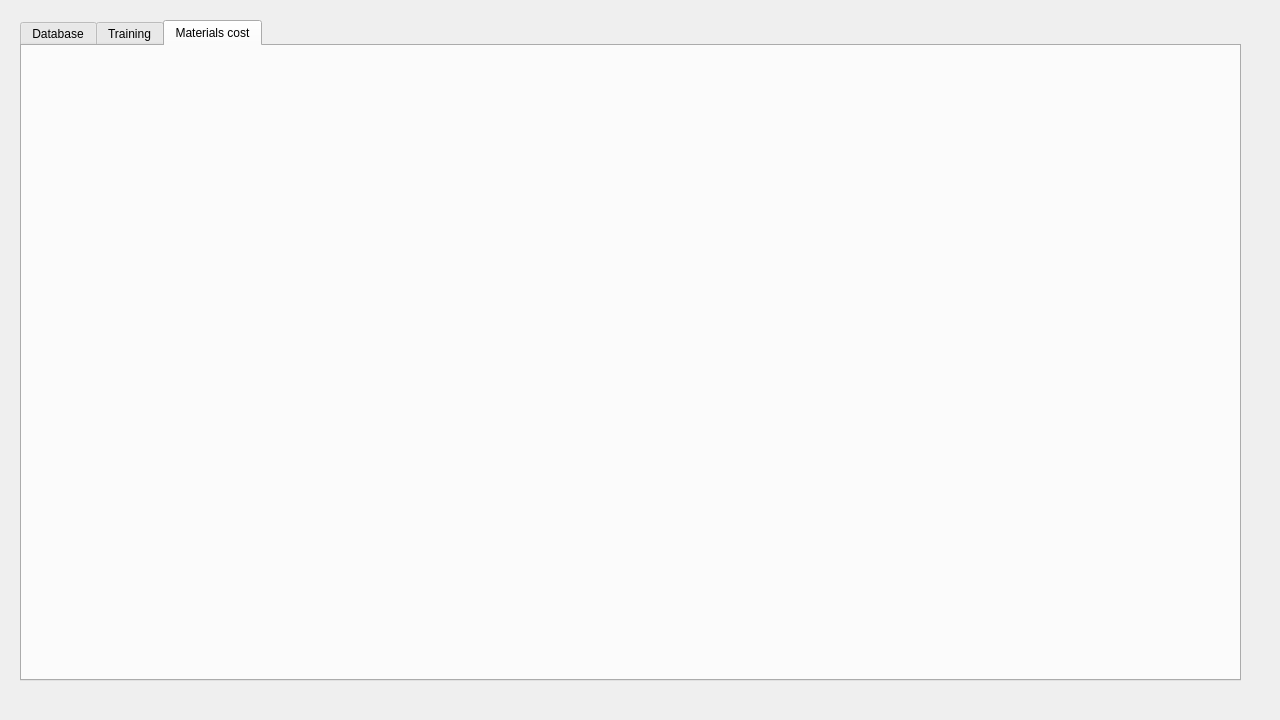
crimvael/genshin_calculator, file genshin_calculator.ui: the form before one commit.
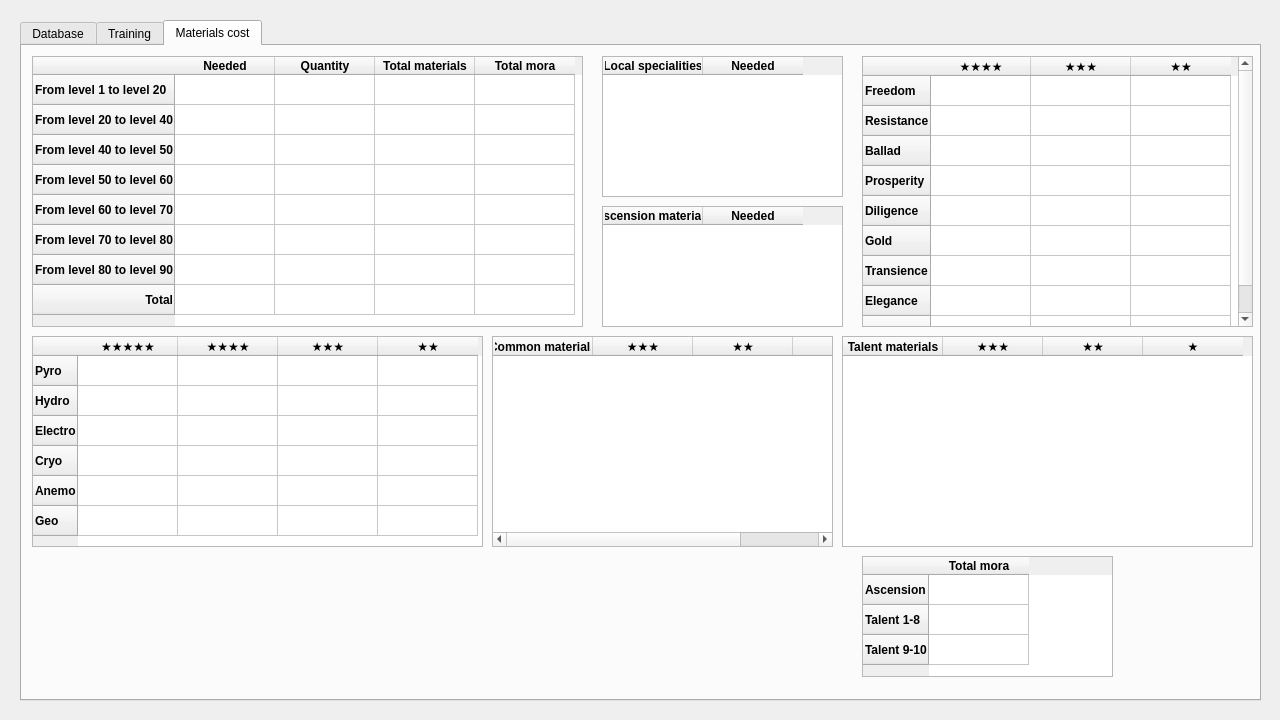
The form after the commit. The open tabs and pages were chosen to show the change.

The edit to the form file:
```diff
--- a/genshin_calculator.ui
+++ b/genshin_calculator.ui
@@ -37,8 +37,8 @@
      <rect>
       <x>20</x>
       <y>20</y>
-      <width>1221</width>
-      <height>661</height>
+      <width>1241</width>
+      <height>681</height>
      </rect>
     </property>
     <property name="autoFillBackground">
@@ -1294,6 +1294,702 @@
      <attribute name="title">
       <string>Materials cost</string>
      </attribute>
+     <widget class="QTableWidget" name="tableWidget_4">
+      <property name="geometry">
+       <rect>
+        <x>10</x>
+        <y>10</y>
+        <width>551</width>
+        <height>271</height>
+       </rect>
+      </property>
+      <property name="editTriggers">
+       <set>QAbstractItemView::NoEditTriggers</set>
+      </property>
+      <property name="selectionBehavior">
+       <enum>QAbstractItemView::SelectRows</enum>
+      </property>
+      <property name="showGrid">
+       <bool>true</bool>
+      </property>
+      <property name="gridStyle">
+       <enum>Qt::SolidLine</enum>
+      </property>
+      <attribute name="verticalHeaderStretchLastSection">
+       <bool>false</bool>
+      </attribute>
+      <row>
+       <property name="text">
+        <string>From level 1 to level 20</string>
+       </property>
+       <property name="font">
+        <font>
+         <weight>75</weight>
+         <bold>true</bold>
+        </font>
+       </property>
+      </row>
+      <row>
+       <property name="text">
+        <string>From level 20 to level 40</string>
+       </property>
+       <property name="font">
+        <font>
+         <weight>75</weight>
+         <bold>true</bold>
+        </font>
+       </property>
+      </row>
+      <row>
+       <property name="text">
+        <string>From level 40 to level 50</string>
+       </property>
+       <property name="font">
+        <font>
+         <weight>75</weight>
+         <bold>true</bold>
+        </font>
+       </property>
+      </row>
+      <row>
+       <property name="text">
+        <string>From level 50 to level 60</string>
+       </property>
+       <property name="font">
+        <font>
+         <weight>75</weight>
+         <bold>true</bold>
+        </font>
+       </property>
+      </row>
+      <row>
+       <property name="text">
+        <string>From level 60 to level 70</string>
+       </property>
+       <property name="font">
+        <font>
+         <weight>75</weight>
+         <bold>true</bold>
+        </font>
+       </property>
+      </row>
+      <row>
+       <property name="text">
+        <string>From level 70 to level 80</string>
+       </property>
+       <property name="font">
+        <font>
+         <weight>75</weight>
+         <bold>true</bold>
+        </font>
+       </property>
+      </row>
+      <row>
+       <property name="text">
+        <string>From level 80 to level 90</string>
+       </property>
+       <property name="font">
+        <font>
+         <weight>75</weight>
+         <bold>true</bold>
+        </font>
+       </property>
+      </row>
+      <row>
+       <property name="text">
+        <string>Total</string>
+       </property>
+       <property name="font">
+        <font>
+         <weight>75</weight>
+         <bold>true</bold>
+        </font>
+       </property>
+       <property name="textAlignment">
+        <set>AlignTrailing|AlignVCenter</set>
+       </property>
+      </row>
+      <column>
+       <property name="text">
+        <string>Needed</string>
+       </property>
+       <property name="font">
+        <font>
+         <weight>75</weight>
+         <bold>true</bold>
+        </font>
+       </property>
+      </column>
+      <column>
+       <property name="text">
+        <string>Quantity</string>
+       </property>
+       <property name="font">
+        <font>
+         <weight>75</weight>
+         <bold>true</bold>
+        </font>
+       </property>
+      </column>
+      <column>
+       <property name="text">
+        <string>Total materials</string>
+       </property>
+       <property name="font">
+        <font>
+         <weight>75</weight>
+         <bold>true</bold>
+        </font>
+       </property>
+      </column>
+      <column>
+       <property name="text">
+        <string>Total mora</string>
+       </property>
+       <property name="font">
+        <font>
+         <weight>75</weight>
+         <bold>true</bold>
+        </font>
+       </property>
+      </column>
+     </widget>
+     <widget class="QTableWidget" name="tableWidget_5">
+      <property name="geometry">
+       <rect>
+        <x>580</x>
+        <y>10</y>
+        <width>241</width>
+        <height>141</height>
+       </rect>
+      </property>
+      <property name="editTriggers">
+       <set>QAbstractItemView::NoEditTriggers</set>
+      </property>
+      <column>
+       <property name="text">
+        <string>Local specialities</string>
+       </property>
+       <property name="font">
+        <font>
+         <weight>75</weight>
+         <bold>true</bold>
+        </font>
+       </property>
+      </column>
+      <column>
+       <property name="text">
+        <string>Needed</string>
+       </property>
+       <property name="font">
+        <font>
+         <weight>75</weight>
+         <bold>true</bold>
+        </font>
+       </property>
+      </column>
+     </widget>
+     <widget class="QTableWidget" name="tableWidget_6">
+      <property name="geometry">
+       <rect>
+        <x>580</x>
+        <y>160</y>
+        <width>241</width>
+        <height>121</height>
+       </rect>
+      </property>
+      <property name="editTriggers">
+       <set>QAbstractItemView::NoEditTriggers</set>
+      </property>
+      <column>
+       <property name="text">
+        <string>Ascension materials</string>
+       </property>
+       <property name="font">
+        <font>
+         <weight>75</weight>
+         <bold>true</bold>
+        </font>
+       </property>
+      </column>
+      <column>
+       <property name="text">
+        <string>Needed</string>
+       </property>
+       <property name="font">
+        <font>
+         <weight>75</weight>
+         <bold>true</bold>
+        </font>
+       </property>
+      </column>
+     </widget>
+     <widget class="QTableWidget" name="tableWidget_7">
+      <property name="geometry">
+       <rect>
+        <x>10</x>
+        <y>290</y>
+        <width>451</width>
+        <height>211</height>
+       </rect>
+      </property>
+      <property name="minimumSize">
+       <size>
+        <width>451</width>
+        <height>0</height>
+       </size>
+      </property>
+      <property name="editTriggers">
+       <set>QAbstractItemView::NoEditTriggers</set>
+      </property>
+      <row>
+       <property name="text">
+        <string>Pyro</string>
+       </property>
+       <property name="font">
+        <font>
+         <weight>75</weight>
+         <bold>true</bold>
+        </font>
+       </property>
+      </row>
+      <row>
+       <property name="text">
+        <string>Hydro</string>
+       </property>
+       <property name="font">
+        <font>
+         <weight>75</weight>
+         <bold>true</bold>
+        </font>
+       </property>
+      </row>
+      <row>
+       <property name="text">
+        <string>Electro</string>
+       </property>
+       <property name="font">
+        <font>
+         <weight>75</weight>
+         <bold>true</bold>
+        </font>
+       </property>
+      </row>
+      <row>
+       <property name="text">
+        <string>Cryo</string>
+       </property>
+       <property name="font">
+        <font>
+         <weight>75</weight>
+         <bold>true</bold>
+        </font>
+       </property>
+      </row>
+      <row>
+       <property name="text">
+        <string>Anemo</string>
+       </property>
+       <property name="font">
+        <font>
+         <weight>75</weight>
+         <bold>true</bold>
+        </font>
+       </property>
+      </row>
+      <row>
+       <property name="text">
+        <string>Geo</string>
+       </property>
+       <property name="font">
+        <font>
+         <weight>75</weight>
+         <bold>true</bold>
+        </font>
+       </property>
+      </row>
+      <column>
+       <property name="text">
+        <string>★★★★★</string>
+       </property>
+       <property name="font">
+        <font>
+         <weight>75</weight>
+         <bold>true</bold>
+        </font>
+       </property>
+      </column>
+      <column>
+       <property name="text">
+        <string>★★★★</string>
+       </property>
+       <property name="font">
+        <font>
+         <weight>75</weight>
+         <bold>true</bold>
+        </font>
+       </property>
+      </column>
+      <column>
+       <property name="text">
+        <string>★★★</string>
+       </property>
+       <property name="font">
+        <font>
+         <weight>75</weight>
+         <bold>true</bold>
+        </font>
+       </property>
+      </column>
+      <column>
+       <property name="text">
+        <string>★★</string>
+       </property>
+       <property name="font">
+        <font>
+         <weight>75</weight>
+         <bold>true</bold>
+        </font>
+       </property>
+      </column>
+     </widget>
+     <widget class="QTableWidget" name="tableWidget_8">
+      <property name="geometry">
+       <rect>
+        <x>840</x>
+        <y>10</y>
+        <width>391</width>
+        <height>271</height>
+       </rect>
+      </property>
+      <property name="editTriggers">
+       <set>QAbstractItemView::NoEditTriggers</set>
+      </property>
+      <row>
+       <property name="text">
+        <string>Freedom</string>
+       </property>
+       <property name="font">
+        <font>
+         <weight>75</weight>
+         <bold>true</bold>
+        </font>
+       </property>
+      </row>
+      <row>
+       <property name="text">
+        <string>Resistance</string>
+       </property>
+       <property name="font">
+        <font>
+         <weight>75</weight>
+         <bold>true</bold>
+        </font>
+       </property>
+      </row>
+      <row>
+       <property name="text">
+        <string>Ballad</string>
+       </property>
+       <property name="font">
+        <font>
+         <weight>75</weight>
+         <bold>true</bold>
+        </font>
+       </property>
+      </row>
+      <row>
+       <property name="text">
+        <string>Prosperity</string>
+       </property>
+       <property name="font">
+        <font>
+         <weight>75</weight>
+         <bold>true</bold>
+        </font>
+       </property>
+      </row>
+      <row>
+       <property name="text">
+        <string>Diligence</string>
+       </property>
+       <property name="font">
+        <font>
+         <weight>75</weight>
+         <bold>true</bold>
+        </font>
+       </property>
+      </row>
+      <row>
+       <property name="text">
+        <string>Gold</string>
+       </property>
+       <property name="font">
+        <font>
+         <weight>75</weight>
+         <bold>true</bold>
+        </font>
+       </property>
+      </row>
+      <row>
+       <property name="text">
+        <string>Transience</string>
+       </property>
+       <property name="font">
+        <font>
+         <weight>75</weight>
+         <bold>true</bold>
+        </font>
+       </property>
+      </row>
+      <row>
+       <property name="text">
+        <string>Elegance</string>
+       </property>
+       <property name="font">
+        <font>
+         <weight>75</weight>
+         <bold>true</bold>
+        </font>
+       </property>
+      </row>
+      <row>
+       <property name="text">
+        <string>Light</string>
+       </property>
+       <property name="font">
+        <font>
+         <weight>75</weight>
+         <bold>true</bold>
+        </font>
+       </property>
+      </row>
+      <column>
+       <property name="text">
+        <string>★★★★</string>
+       </property>
+       <property name="font">
+        <font>
+         <weight>75</weight>
+         <bold>true</bold>
+        </font>
+       </property>
+      </column>
+      <column>
+       <property name="text">
+        <string>★★★</string>
+       </property>
+       <property name="font">
+        <font>
+         <weight>75</weight>
+         <bold>true</bold>
+        </font>
+       </property>
+      </column>
+      <column>
+       <property name="text">
+        <string>★★</string>
+       </property>
+       <property name="font">
+        <font>
+         <weight>75</weight>
+         <bold>true</bold>
+        </font>
+       </property>
+      </column>
+     </widget>
+     <widget class="QTableWidget" name="tableWidget_9">
+      <property name="geometry">
+       <rect>
+        <x>470</x>
+        <y>290</y>
+        <width>341</width>
+        <height>211</height>
+       </rect>
+      </property>
+      <property name="minimumSize">
+       <size>
+        <width>341</width>
+        <height>211</height>
+       </size>
+      </property>
+      <property name="maximumSize">
+       <size>
+        <width>341</width>
+        <height>211</height>
+       </size>
+      </property>
+      <property name="editTriggers">
+       <set>QAbstractItemView::NoEditTriggers</set>
+      </property>
+      <attribute name="horizontalHeaderCascadingSectionResizes">
+       <bool>false</bool>
+      </attribute>
+      <attribute name="horizontalHeaderStretchLastSection">
+       <bool>false</bool>
+      </attribute>
+      <column>
+       <property name="text">
+        <string>Common materials</string>
+       </property>
+       <property name="font">
+        <font>
+         <weight>75</weight>
+         <bold>true</bold>
+        </font>
+       </property>
+      </column>
+      <column>
+       <property name="text">
+        <string>★★★</string>
+       </property>
+       <property name="font">
+        <font>
+         <weight>75</weight>
+         <bold>true</bold>
+        </font>
+       </property>
+      </column>
+      <column>
+       <property name="text">
+        <string>★★</string>
+       </property>
+       <property name="font">
+        <font>
+         <weight>75</weight>
+         <bold>true</bold>
+        </font>
+       </property>
+      </column>
+      <column>
+       <property name="text">
+        <string>★</string>
+       </property>
+       <property name="font">
+        <font>
+         <weight>75</weight>
+         <bold>true</bold>
+        </font>
+       </property>
+      </column>
+     </widget>
+     <widget class="QTableWidget" name="tableWidget_10">
+      <property name="geometry">
+       <rect>
+        <x>820</x>
+        <y>290</y>
+        <width>411</width>
+        <height>211</height>
+       </rect>
+      </property>
+      <property name="editTriggers">
+       <set>QAbstractItemView::NoEditTriggers</set>
+      </property>
+      <attribute name="horizontalHeaderStretchLastSection">
+       <bool>false</bool>
+      </attribute>
+      <column>
+       <property name="text">
+        <string>Talent materials</string>
+       </property>
+       <property name="font">
+        <font>
+         <weight>75</weight>
+         <bold>true</bold>
+        </font>
+       </property>
+      </column>
+      <column>
+       <property name="text">
+        <string>★★★</string>
+       </property>
+       <property name="font">
+        <font>
+         <weight>75</weight>
+         <bold>true</bold>
+        </font>
+       </property>
+      </column>
+      <column>
+       <property name="text">
+        <string>★★</string>
+       </property>
+       <property name="font">
+        <font>
+         <weight>75</weight>
+         <bold>true</bold>
+        </font>
+       </property>
+      </column>
+      <column>
+       <property name="text">
+        <string>★</string>
+       </property>
+       <property name="font">
+        <font>
+         <weight>75</weight>
+         <bold>true</bold>
+        </font>
+       </property>
+      </column>
+     </widget>
+     <widget class="QTableWidget" name="tableWidget_11">
+      <property name="geometry">
+       <rect>
+        <x>840</x>
+        <y>510</y>
+        <width>251</width>
+        <height>121</height>
+       </rect>
+      </property>
+      <property name="editTriggers">
+       <set>QAbstractItemView::NoEditTriggers</set>
+      </property>
+      <row>
+       <property name="text">
+        <string>Ascension</string>
+       </property>
+       <property name="font">
+        <font>
+         <weight>75</weight>
+         <bold>true</bold>
+        </font>
+       </property>
+      </row>
+      <row>
+       <property name="text">
+        <string>Talent 1-8</string>
+       </property>
+       <property name="font">
+        <font>
+         <weight>75</weight>
+         <bold>true</bold>
+        </font>
+       </property>
+      </row>
+      <row>
+       <property name="text">
+        <string>Talent 9-10</string>
+       </property>
+       <property name="font">
+        <font>
+         <weight>75</weight>
+         <bold>true</bold>
+        </font>
+       </property>
+      </row>
+      <column>
+       <property name="text">
+        <string>Total mora</string>
+       </property>
+       <property name="font">
+        <font>
+         <weight>75</weight>
+         <bold>true</bold>
+        </font>
+       </property>
+      </column>
+     </widget>
     </widget>
    </widget>
   </widget>
```
Left out of the diff: 220 changed lines with no effect on the pictures.
